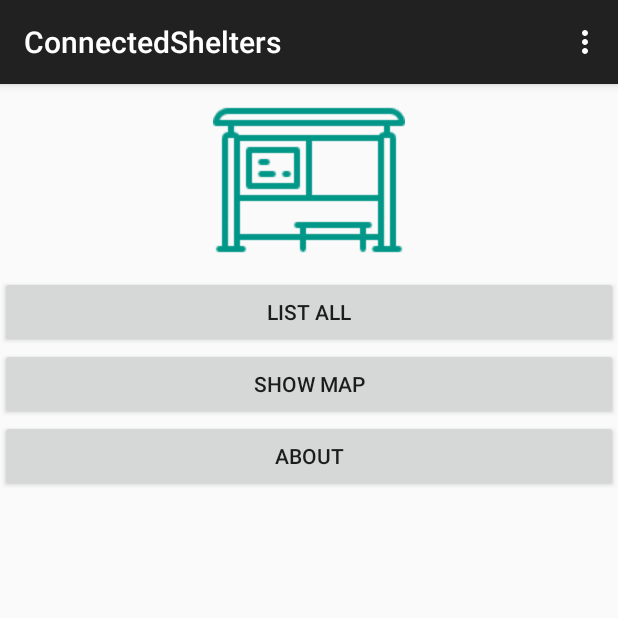
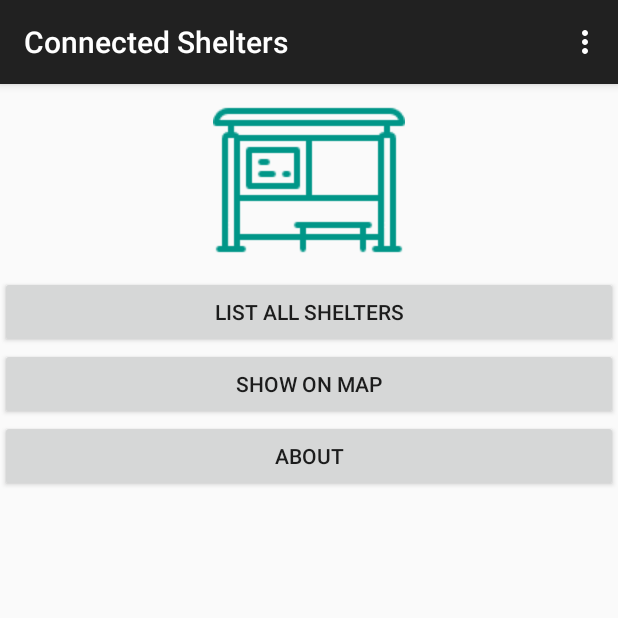
Before and after one commit to AlanChan08/ConnectedShelters, an Android app: the screen it shows after launch (MenuActivity), on a phone screen of 412 x 824 dp, the top half of it. Run offline under Robolectric (Android 15) with nearby library versions, the phone set to English and light mode, and no system bars.

Commit message:
Fixed some mistakes

```diff
--- a/app/src/main/res/layout/activity_menu.xml
+++ b/app/src/main/res/layout/activity_menu.xml
@@ -15,14 +15,14 @@
     <Button
         android:layout_width="match_parent"
         android:layout_height="wrap_content"
-        android:text="List all"
+        android:text="List all Shelters"
         android:id="@+id/button"
         android:onClick="onButtonTapped" />
 
     <Button
         android:layout_width="match_parent"
         android:layout_height="wrap_content"
-        android:text="Show map"
+        android:text="Show on map"
         android:id="@+id/button3"
         android:onClick="onButtonTapped" />
 
--- a/app/src/main/res/values/strings.xml
+++ b/app/src/main/res/values/strings.xml
@@ -1,5 +1,5 @@
 <resources>
-    <string name="app_name">ConnectedShelters</string>
+    <string name="app_name">Connected Shelters</string>
 
     <string name="hello_world">Hello world!</string>
     <string name="action_settings">Settings</string>
```
Also changed, not shown: app/src/main/java/com/ac/alan/connectedshelters/MapsActivity.java (+8 -13 lines), 1 other file.
